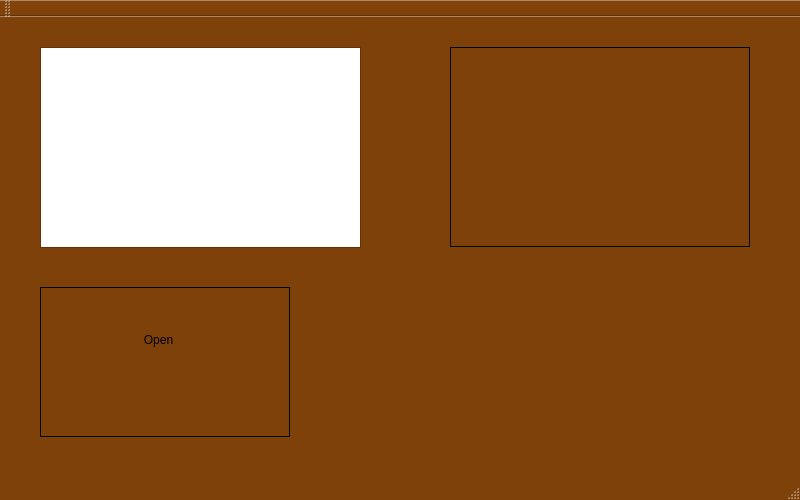
Xannada/TBG, file mainwindow.ui: the form before one commit.
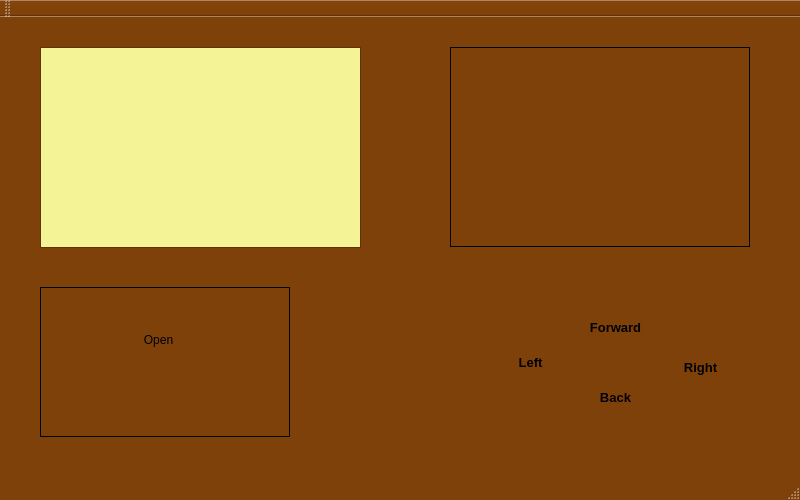
The form after the commit. Icons and pictures are not drawn.

Diff of the .ui file:
```diff
--- a/mainwindow.ui
+++ b/mainwindow.ui
@@ -195,18 +195,62 @@
       <height>201</height>
      </rect>
     </property>
+    <property name="palette">
+     <palette>
+      <active>
+       <colorrole role="Base">
+        <brush brushstyle="SolidPattern">
+         <color alpha="255">
+          <red>244</red>
+          <green>244</green>
+          <blue>150</blue>
+         </color>
+        </brush>
+       </colorrole>
+      </active>
+      <inactive>
+       <colorrole role="Base">
+        <brush brushstyle="SolidPattern">
+         <color alpha="255">
+          <red>244</red>
+          <green>244</green>
+          <blue>150</blue>
+         </color>
+        </brush>
+       </colorrole>
+      </inactive>
+      <disabled>
+       <colorrole role="Base">
+        <brush brushstyle="SolidPattern">
+         <color alpha="255">
+          <red>127</red>
+          <green>65</green>
+          <blue>10</blue>
+         </color>
+        </brush>
+       </colorrole>
+      </disabled>
+     </palette>
+    </property>
    </widget>
    <widget class="QPushButton" name="UpArrow">
     <property name="geometry">
      <rect>
-      <x>600</x>
-      <y>250</y>
+      <x>570</x>
+      <y>280</y>
       <width>91</width>
       <height>61</height>
      </rect>
     </property>
+    <property name="font">
+     <font>
+      <pointsize>10</pointsize>
+      <weight>75</weight>
+      <bold>true</bold>
+     </font>
+    </property>
     <property name="text">
-     <string/>
+     <string>Forward</string>
     </property>
     <property name="flat">
      <bool>true</bool>
@@ -215,14 +259,21 @@
    <widget class="QPushButton" name="DownArrow">
     <property name="geometry">
      <rect>
-      <x>600</x>
-      <y>360</y>
+      <x>570</x>
+      <y>350</y>
       <width>91</width>
       <height>61</height>
      </rect>
     </property>
+    <property name="font">
+     <font>
+      <pointsize>10</pointsize>
+      <weight>75</weight>
+      <bold>true</bold>
+     </font>
+    </property>
     <property name="text">
-     <string/>
+     <string>Back</string>
     </property>
     <property name="flat">
      <bool>true</bool>
@@ -231,98 +282,112 @@
    <widget class="QPushButton" name="LeftArrow">
     <property name="geometry">
      <rect>
-      <x>530</x>
-      <y>290</y>
-      <width>61</width>
-      <height>91</height>
-     </rect>
-    </property>
-    <property name="text">
-     <string/>
-    </property>
-    <property name="flat">
-     <bool>true</bool>
-    </property>
-   </widget>
-   <widget class="QPushButton" name="RightArrow">
-    <property name="geometry">
-     <rect>
-      <x>700</x>
-      <y>290</y>
-      <width>61</width>
-      <height>91</height>
-     </rect>
-    </property>
-    <property name="text">
-     <string/>
-    </property>
-    <property name="flat">
-     <bool>true</bool>
-    </property>
-   </widget>
-   <widget class="QWidget" name="">
-    <property name="geometry">
-     <rect>
       <x>500</x>
+      <y>300</y>
+      <width>61</width>
+      <height>91</height>
+     </rect>
+    </property>
+    <property name="font">
+     <font>
+      <pointsize>10</pointsize>
+      <weight>75</weight>
+      <bold>true</bold>
+     </font>
+    </property>
+    <property name="text">
+     <string>Left</string>
+    </property>
+    <property name="flat">
+     <bool>true</bool>
+    </property>
+   </widget>
+   <widget class="QPushButton" name="RightArrow">
+    <property name="geometry">
+     <rect>
+      <x>670</x>
+      <y>300</y>
+      <width>61</width>
+      <height>101</height>
+     </rect>
+    </property>
+    <property name="font">
+     <font>
+      <pointsize>10</pointsize>
+      <weight>75</weight>
+      <bold>true</bold>
+     </font>
+    </property>
+    <property name="text">
+     <string>Right</string>
+    </property>
+    <property name="flat">
+     <bool>true</bool>
+    </property>
+   </widget>
+   <widget class="QLabel" name="LeftLabel">
+    <property name="geometry">
+     <rect>
+      <x>470</x>
+      <y>300</y>
+      <width>101</width>
+      <height>101</height>
+     </rect>
+    </property>
+    <property name="text">
+     <string/>
+    </property>
+    <property name="pixmap">
+     <pixmap resource="images.qrc">:/pics/images/arrowLeft.png</pixmap>
+    </property>
+   </widget>
+   <widget class="QLabel" name="RightLabel">
+    <property name="geometry">
+     <rect>
+      <x>630</x>
+      <y>290</y>
+      <width>111</width>
+      <height>121</height>
+     </rect>
+    </property>
+    <property name="text">
+     <string/>
+    </property>
+    <property name="pixmap">
+     <pixmap resource="images.qrc">:/pics/images/arrowRight.png</pixmap>
+    </property>
+   </widget>
+   <widget class="QLabel" name="UpLabel">
+    <property name="geometry">
+     <rect>
+      <x>550</x>
       <y>270</y>
-      <width>321</width>
-      <height>130</height>
+      <width>128</width>
+      <height>101</height>
      </rect>
     </property>
-    <layout class="QHBoxLayout" name="SideArrows">
-     <item>
-      <widget class="QLabel" name="LeftLabel">
-       <property name="text">
-        <string/>
-       </property>
-       <property name="pixmap">
-        <pixmap resource="images.qrc">:/pics/images/arrowLeft.png</pixmap>
-       </property>
-      </widget>
-     </item>
-     <item>
-      <widget class="QLabel" name="RightLabel">
-       <property name="text">
-        <string/>
-       </property>
-       <property name="pixmap">
-        <pixmap resource="images.qrc">:/pics/images/arrowRight.png</pixmap>
-       </property>
-      </widget>
-     </item>
-    </layout>
+    <property name="text">
+     <string/>
+    </property>
+    <property name="pixmap">
+     <pixmap resource="images.qrc">:/pics/images/arrowUp.png</pixmap>
+    </property>
    </widget>
-   <widget class="QWidget" name="">
+   <widget class="QLabel" name="DownLabel">
     <property name="geometry">
      <rect>
-      <x>580</x>
-      <y>240</y>
-      <width>130</width>
-      <height>201</height>
+      <x>550</x>
+      <y>340</y>
+      <width>128</width>
+      <height>81</height>
      </rect>
     </property>
-    <layout class="QVBoxLayout" name="vertArrows">
-     <item>
-      <widget class="QLabel" name="UpLabel">
-       <property name="text">
-        <string/>
-       </property>
-       <property name="pixmap">
-        <pixmap resource="images.qrc">:/pics/images/arrowUp.png</pixmap>
-       </property>
-      </widget>
-     </item>
-     <item>
-      <widget class="QLabel" name="DownLabel">
-       <property name="text">
-        <string/>
-       </property>
-       <property name="pixmap">
-        <pixmap resource="images.qrc">:/pics/images/arrowDown.png</pixmap>
-       </property>
-      </widget>
-     </item>
-    </layout>
+    <property name="text">
+     <string/>
+    </property>
+    <property name="pixmap">
+     <pixmap resource="images.qrc">:/pics/images/arrowDown.png</pixmap>
+    </property>
    </widget>
   </widget>
   <widget class="QMenuBar" name="menuBar">
```
Left out of the diff: 11 changed lines with no effect on the pictures.
